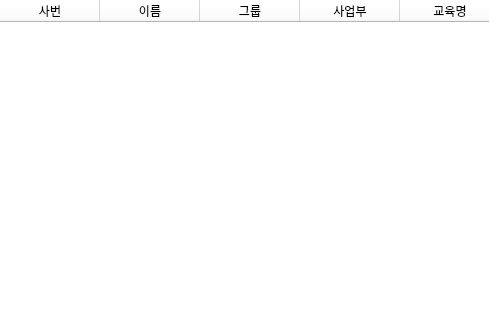
Qt form add_edu.ui (hyeona-jeong/HRIS) before a commit; both pictures show x 0 to 489 and y 0 to 320 of the 720 by 531 pixel window.
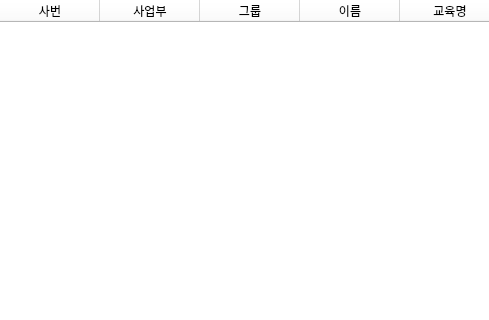
The same form after that commit.

```diff
--- a/add_edu.ui
+++ b/add_edu.ui
@@ -531,21 +531,21 @@
      <string>사번</string>
     </property>
    </column>
-   <column>
-    <property name="text">
-     <string>이름</string>
-    </property>
-   </column>
-   <column>
-    <property name="text">
-     <string>그룹</string>
-    </property>
-   </column>
    <column>
     <property name="text">
      <string>사업부</string>
     </property>
    </column>
+   <column>
+    <property name="text">
+     <string>그룹</string>
+    </property>
+   </column>
+   <column>
+    <property name="text">
+     <string>이름</string>
+    </property>
+   </column>
    <column>
     <property name="text">
      <string>교육명</string>
```
